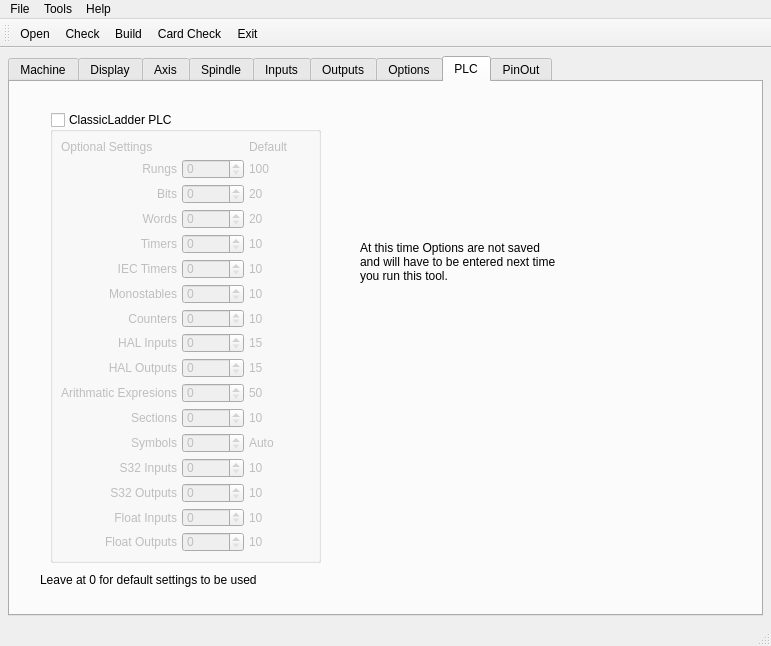
Old version of the form 7i96.ui in the repository snelweg/7i96.
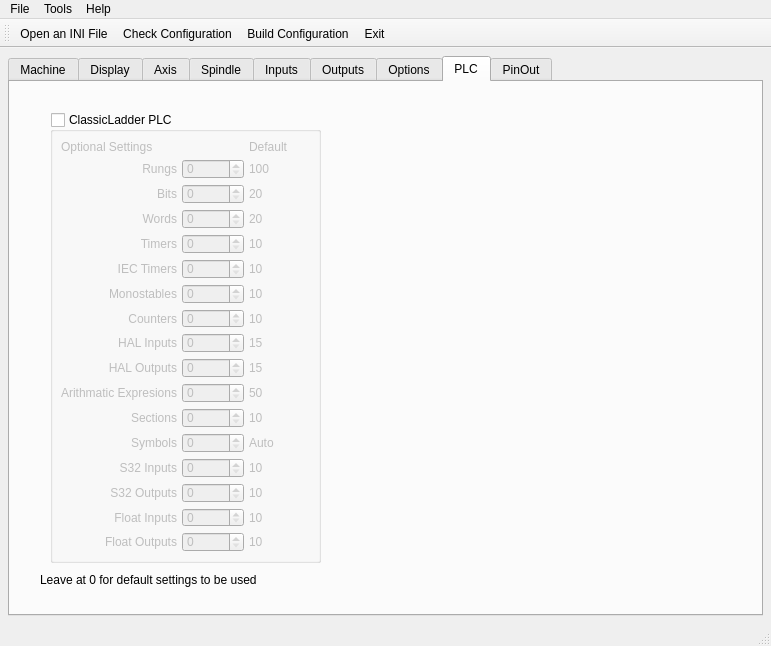
New version of the form. The open tabs and pages were chosen to show the change.

Diff of the .ui file:
```diff
--- a/7i96.ui
+++ b/7i96.ui
@@ -5161,19 +5161,6 @@
          <string>Leave at 0 for default settings to be used</string>
         </property>
        </widget>
-       <widget class="QLabel" name="label_178">
-        <property name="geometry">
-         <rect>
-          <x>350</x>
-          <y>150</y>
-          <width>261</width>
-          <height>61</height>
-         </rect>
-        </property>
-        <property name="text">
-         <string>&lt;html&gt;&lt;head/&gt;&lt;body&gt;&lt;p&gt;At this time Options are not saved&lt;br/&gt;and will have to be entered next time&lt;br/&gt;you run this tool.&lt;/p&gt;&lt;/body&gt;&lt;/html&gt;</string>
-        </property>
-       </widget>
       </widget>
       <widget class="QWidget" name="tab">
        <attribute name="title">
@@ -5237,7 +5224,6 @@
    <addaction name="actionOpen"/>
    <addaction name="actionCheck"/>
    <addaction name="actionBuild"/>
-   <addaction name="actionCardCheck"/>
    <addaction name="actionExit"/>
   </widget>
   <action name="actionNew">
@@ -5247,7 +5233,7 @@
   </action>
   <action name="actionOpen">
    <property name="text">
-    <string>Open</string>
+    <string>Open an INI File</string>
    </property>
   </action>
   <action name="actionSave">
@@ -5267,7 +5253,7 @@
   </action>
   <action name="actionCheck">
    <property name="text">
-    <string>Check</string>
+    <string>Check Configuration</string>
    </property>
   </action>
   <action name="actionAbout">
@@ -5277,17 +5263,12 @@
   </action>
   <action name="actionBuild">
    <property name="text">
-    <string>Build</string>
+    <string>Build Configuration</string>
    </property>
   </action>
   <action name="actionCardCheck">
    <property name="text">
-    <string>Card Check</string>
-   </property>
-  </action>
-  <action name="actionHelp">
-   <property name="text">
-    <string>Help</string>
+    <string>Tab Help</string>
    </property>
    <property name="shortcut">
     <string>F1</string>
```
Left out of the diff: 23 changed lines with no effect on the pictures.
